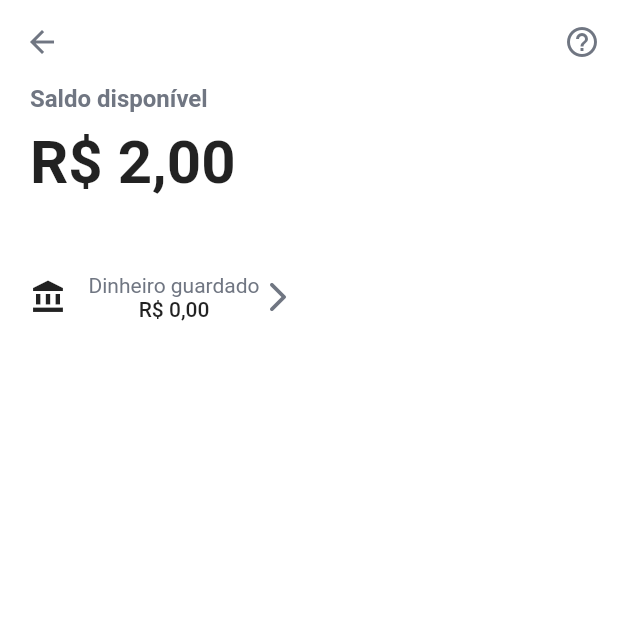
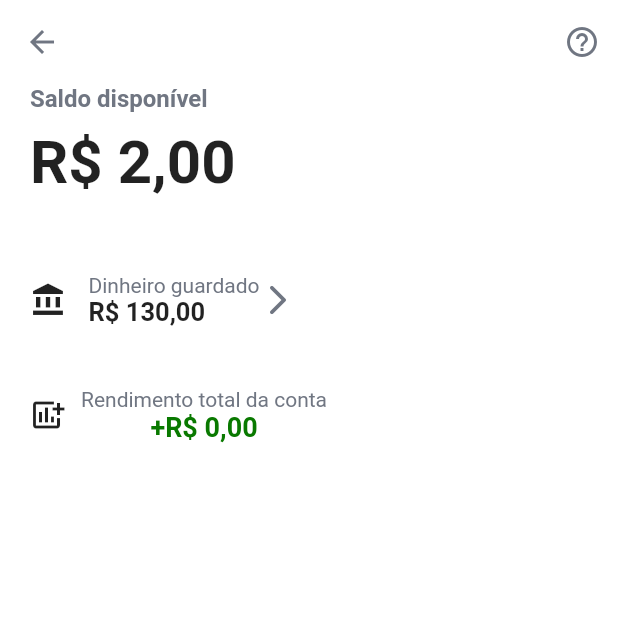
Before and after one commit to lucasbustamante/Clone_NuBank, a Flutter app: the AccountValue screen opened directly, on a phone screen of 412 x 824 dp, the top half of it. Run offline on Flutter 3.47's test engine with Material 2 defaults, Android fonts, the phone set to English and light mode, and no system bars; our stand-ins replace page_transition.

Commit message:
atualização 04112021

```diff
--- a/lib/core/colors.dart
+++ b/lib/core/colors.dart
@@ -3,6 +3,6 @@ import 'package:flutter/material.dart';
 const aPrimaryColor = Color(0xff830ad1);
 const aTextColor = Colors.black;
 const aSecondaryTextColor = Color(0xFF707682);
-const aValueColor = Color(0xff075a00);
+const aValueColor = Color(0xff097900);
 const aContainerColor = Colors.white;
 const aBackgroundColor = Color(0xfff0f1f5);
--- a/lib/core/constants.dart
+++ b/lib/core/constants.dart
@@ -1,2 +1,4 @@
 const Username = 'Lucas';
 const Value = '2,00';
+const Savings = '130,00';
+const Income = '0,00';
--- a/lib/screens/account_value.dart
+++ b/lib/screens/account_value.dart
@@ -30,12 +30,28 @@ class AccountValue extends StatelessWidget {
           Row(children: [
             Icon(Icons.account_balance),
             SizedBox(width: 15),
-            Column(mainAxisAlignment: MainAxisAlignment.spaceAround,
-              children: [Text('Dinheiro guardado', style: TextStyle(color: aSecondaryTextColor,)),
-              Text('R\$ 0,00',style: TextStyle(fontWeight: FontWeight.w500))],),
-            Container(child: Icon(Icons.arrow_forward_ios_rounded, color: aSecondaryTextColor,),)
+            Column(crossAxisAlignment: CrossAxisAlignment.start,
+              children: [
+                Text('Dinheiro guardado', style: TextStyle(color: aSecondaryTextColor,)),
+              Text('R\$ $Savings',style: TextStyle(fontWeight: FontWeight.bold,
+              fontSize: 17))],),
+            Container(
+              child: Icon(Icons.arrow_forward_ios_rounded, color: aSecondaryTextColor,),)
         ],
       ),
+          SizedBox(height: 40),
+          Row(
+            children: [
+              Icon(Icons.add_chart),
+              SizedBox(width: 10,),
+              Column(children: [
+                Text('Rendimento total da conta', style: TextStyle(color:
+                aSecondaryTextColor,)),
+                Text('+R\$ $Income', style: (TextStyle(color: aValueColor,
+                fontSize: 18, fontWeight: FontWeight.bold)),)
+              ],)
+            ],
+          )
     ])
     ));
 
```
